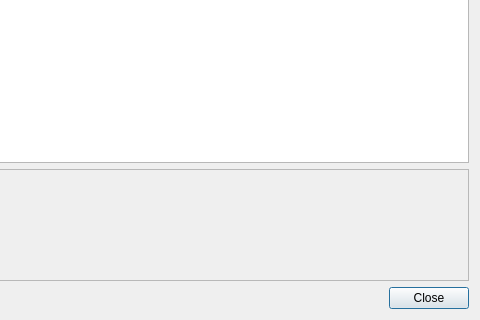
First picture: the form in progressdialog.ui, repository JuBan1/QtSyncR, before the edit; both pictures show x 249 to 729 and y 83 to 403 of the 729 by 403 pixel window.
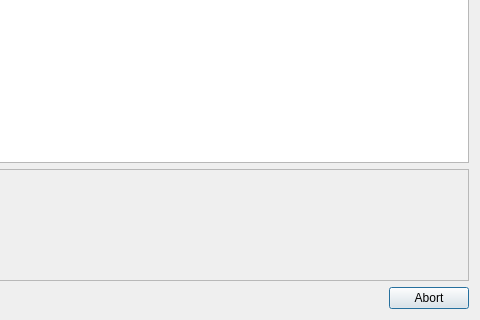
Second picture: the form after the edit. Icons and pictures are not drawn.

Commit message: Improve task signal reporting.

Diff of the .ui file:
```diff
--- a/progressdialog.ui
+++ b/progressdialog.ui
@@ -131,7 +131,7 @@
      <item>
       <widget class="QPushButton" name="btnClose">
        <property name="text">
-        <string>Close</string>
+        <string>Abort</string>
        </property>
        <property name="icon">
         <iconset theme="application-exit">
```
The commit also changes 2 other files.
